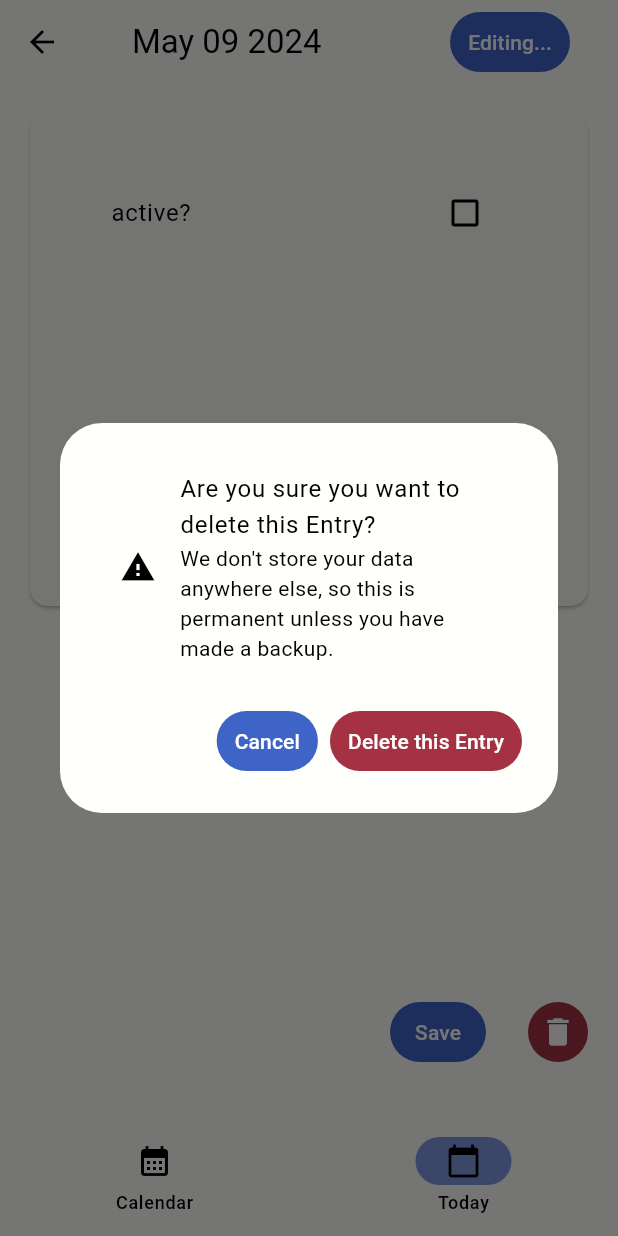
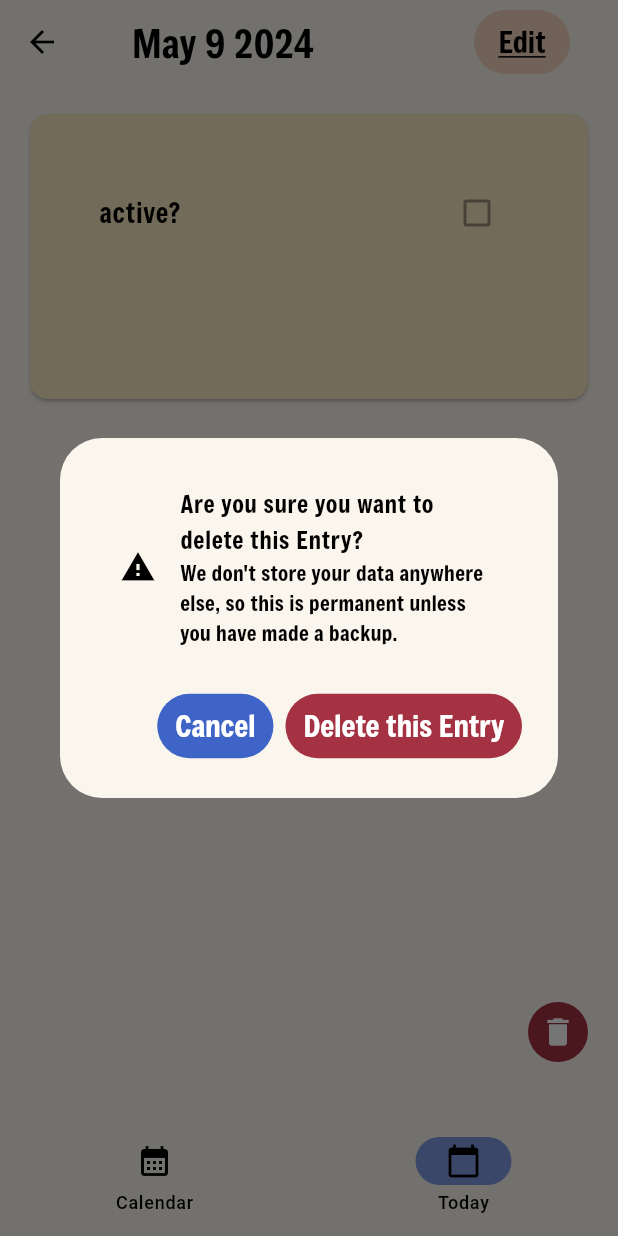
Before and after one commit to jpat64/tadpole, a Flutter app: the screen it shows after launch, item 2 of the bottom bar chosen, after a tap on the "delete" icon, on a phone screen of 412 x 824 dp. Run offline on Flutter 3.47's test engine with Material 3 defaults, Android fonts, the phone set to English and light mode, and no system bars; our stand-ins replace go_router, hive_flutter; accounts and stored records are empty.

Commit message:
added Freeman font, some minor styling changes

```diff
--- a/lib/components/MoonbaseDayButton.dart
+++ b/lib/components/MoonbaseDayButton.dart
@@ -9,14 +9,14 @@ import 'package:moonbase/utils/data/Triple.dart';
 class MoonbaseDayButton extends StatelessWidget {
   final Color textColor;
   final Color backgroundColor;
-  final Color hoverColor;
+  final Color darkerBackgroundColor;
   final Triple<String, DateTime, bool?> data;
 
   const MoonbaseDayButton(
       {super.key,
       required this.textColor,
-      required this.hoverColor,
       required this.backgroundColor,
+      required this.darkerBackgroundColor,
       required this.data});
 
   @override
@@ -24,7 +24,8 @@ class MoonbaseDayButton extends StatelessWidget {
     return TextButton(
       style: TextButton.styleFrom(
         backgroundColor: backgroundColor,
-        shape: const RoundedRectangleBorder(),
+        shape: const RoundedRectangleBorder(
+            borderRadius: BorderRadius.only(topLeft: Radius.circular(15))),
       ),
       onPressed: () {
         context.goNamed("/entry", pathParameters: <String, String>{
@@ -35,9 +36,16 @@ class MoonbaseDayButton extends StatelessWidget {
         mainAxisAlignment: MainAxisAlignment.start,
         crossAxisAlignment: CrossAxisAlignment.center,
         children: [
-          Text(
-            data.first,
-            style: TextStyle(fontSize: 16, color: textColor),
+          Container(
+            decoration: BoxDecoration(
+              border: Border(
+                bottom: BorderSide(color: darkerBackgroundColor, width: 2),
+              ),
+            ),
+            child: Text(
+              data.first,
+              style: TextStyle(fontSize: 16, color: textColor),
+            ),
           ),
           const Spacer(),
           if (data.third != null)
--- a/lib/components/MoonbaseEntryCard.dart
+++ b/lib/components/MoonbaseEntryCard.dart
@@ -28,36 +28,40 @@ class MoonbaseEntryCard extends StatelessWidget {
   @override
   Widget build(BuildContext context) {
     return Card(
-      surfaceTintColor: backgroundColor,
+      color: backgroundColor,
       child: Container(
         padding: const EdgeInsets.all(30),
         child: Column(
           children: [
             Container(
-              padding: const EdgeInsets.all(8),
+              padding: const EdgeInsets.only(top: 8, bottom: 8),
               child: CheckboxListTile(
                 activeColor: accentColor,
                 checkColor: Palette.white,
                 value: initialActive,
                 enabled: editingMode,
                 onChanged: checkboxOnChangedCallback,
-                title: const Text("active?"),
+                title: Text("active?",
+                    style: TextStyle(fontSize: 18, color: textColor)),
               ),
             ),
-            editingMode
-                ? Container(
-                    padding: const EdgeInsets.all(8),
-                    child: TextField(
+            Container(
+              padding: const EdgeInsets.all(16),
+              child: editingMode
+                  ? TextField(
                       decoration: const InputDecoration(
                           helperText: "Enter any notes here."),
                       controller: textEditingController,
                       enabled: editingMode,
+                      cursorColor: accentColor,
+                      cursorErrorColor: Palette.red[500],
                       onChanged: textInputOnChangedCallback,
                       maxLines: 10,
                       minLines: 6,
-                    ),
-                  )
-                : Text(textEditingController.text),
+                    )
+                  : Text(textEditingController.text,
+                      style: TextStyle(fontSize: 18, color: textColor)),
+            ),
           ],
         ),
       ),
--- a/lib/main.dart
+++ b/lib/main.dart
@@ -3,6 +3,7 @@
 import 'package:flutter/material.dart';
 import 'package:moonbase/routes/router.dart';
 import 'package:moonbase/utils/Palette.dart';
+import 'package:moonbase/utils/MoonbaseTheme.dart';
 
 void main() async {
   WidgetsFlutterBinding.ensureInitialized();
@@ -20,7 +21,11 @@ class Moonbase extends StatelessWidget {
   Widget build(BuildContext context) {
     return MaterialApp.router(
       title: 'Flutter Demo',
-      theme: ThemeData(colorScheme: Palette.lightScheme),
+      theme: ThemeData(
+        colorScheme: Palette.lightScheme,
+        textButtonTheme: MoonbaseTheme.textButtonTheme,
+        textTheme: MoonbaseTheme.textTheme,
+      ),
       darkTheme: ThemeData(colorScheme: Palette.darkScheme),
       routerConfig: router,
     );
--- a/lib/screens/CalendarScreen.dart
+++ b/lib/screens/CalendarScreen.dart
@@ -57,11 +57,17 @@ class _CalendarScreenState extends State<CalendarScreen> {
                   return SizedBox(
                     height: MediaQuery.of(context).size.height * 0.025,
                     width: MediaQuery.of(context).size.width * 0.125,
-                    child: Text(
-                      element,
-                      textAlign: TextAlign.center,
-                      style: const TextStyle(
-                          fontWeight: FontWeight.bold, fontSize: 16),
+                    child: Container(
+                      decoration: const BoxDecoration(
+                          border: Border(
+                              bottom:
+                                  BorderSide(color: Palette.black, width: 2))),
+                      child: Text(
+                        element,
+                        textAlign: TextAlign.center,
+                        style: const TextStyle(
+                            fontWeight: FontWeight.bold, fontSize: 16),
+                      ),
                     ),
                   );
                 }).toList(),
@@ -81,8 +87,8 @@ class _CalendarScreenState extends State<CalendarScreen> {
                     child: (subelement.first != "--")
                         ? MoonbaseDayButton(
                             textColor: Palette.black,
-                            backgroundColor: Palette.gray[100]!,
-                            hoverColor: Palette.gray[200]!,
+                            backgroundColor: Palette.tan[100]!,
+                            darkerBackgroundColor: Palette.tan[500]!,
                             data: Triple(
                                 subelement.first,
                                 subelement.last,
@@ -107,9 +113,8 @@ class _CalendarScreenState extends State<CalendarScreen> {
           child: Row(
             mainAxisAlignment: MainAxisAlignment.spaceBetween,
             children: [
-              Text(
-                monthYear.format(relevantDateTime!),
-              ),
+              Text(monthYear.format(relevantDateTime!),
+                  style: const TextStyle(fontFamily: "Freeman")),
             ],
           ),
         ),
--- a/lib/screens/EntryScreen.dart
+++ b/lib/screens/EntryScreen.dart
@@ -29,7 +29,7 @@ class EntryScreen extends StatefulWidget {
 class _EntryScreenState extends State<EntryScreen> {
   DateTime? relevantDateTime;
 
-  DateFormat dayMonthYear = DateFormat("MMMM dd yyyy");
+  DateFormat dayMonthYear = DateFormat("MMMM d yyyy");
 
   late bool isActive;
   late final int epochDate;
@@ -38,6 +38,7 @@ class _EntryScreenState extends State<EntryScreen> {
 
   bool editingMode = false;
   bool loaded = false;
+  bool didAnythingChange = false;
 
   @override
   void initState() {
@@ -56,7 +57,6 @@ class _EntryScreenState extends State<EntryScreen> {
     }
     setState(() {
       if (relevantEntry == null) {
-        editingMode = true;
         isActive = false;
         notes = "";
         notesTextController.text = "";
@@ -96,8 +96,9 @@ class _EntryScreenState extends State<EntryScreen> {
                     style: TextButton.styleFrom(
                         foregroundColor:
                             editingMode ? Palette.white : Palette.black,
-                        backgroundColor:
-                            editingMode ? Palette.blue[500] : null),
+                        backgroundColor: editingMode
+                            ? Palette.blue[500]
+                            : Palette.orange[100]!),
                     child: Text(editingMode ? "Editing..." : "Edit",
                         style: !editingMode
                             ? const TextStyle(
@@ -118,18 +119,20 @@ class _EntryScreenState extends State<EntryScreen> {
                 ? Column(children: [
                     MoonbaseEntryCard(
                         textColor: Palette.black,
-                        backgroundColor: Palette.gray[100]!,
+                        backgroundColor: Palette.tan[100]!,
                         accentColor: Palette.blue[500]!,
                         editingMode: editingMode,
                         initialActive: isActive,
                         textEditingController: notesTextController,
                         checkboxOnChangedCallback: (value) {
                           setState(() {
+                            didAnythingChange = true;
                             isActive = value ?? false;
                           });
                         },
                         textInputOnChangedCallback: (value) {
                           setState(() {
+                            didAnythingChange = true;
                             notes = value;
                           });
                         }),
@@ -140,6 +143,7 @@ class _EntryScreenState extends State<EntryScreen> {
                       child: Row(
                           mainAxisAlignment: MainAxisAlignment.end,
                           children: [
+                            if (didAnythingChange)
                               TextButton(
                                   style: TextButton.styleFrom(
                                       backgroundColor: Palette.blue[500]),
@@ -156,6 +160,7 @@ class _EntryScreenState extends State<EntryScreen> {
                                       setState(() {
                                         loaded = false;
                                         editingMode = false;
+                                        didAnythingChange = false;
                                       });
                                     } else {
                                       Logger.warning(
@@ -207,8 +212,9 @@ class _EntryScreenState extends State<EntryScreen> {
                                                             DailyEntry
                                                                 .generateId(
                                                                     epochDate));
-                                                    if (!context.mounted)
+                                                    if (!context.mounted) {
                                                       return;
+                                                    }
                                                     context.pop();
                                                     Logger.info(
                                                         "Deleting entry E$epochDate: $success, proof: ${instance.getDailyEntry(epochDate)}");
--- /dev/null
+++ b/lib/utils/MoonbaseTheme.dart
@@ -0,0 +1,26 @@
+// ignore_for_file: file_names
+
+import 'package:flutter/material.dart';
+
+class MoonbaseTheme {
+  static TextButtonThemeData textButtonTheme = TextButtonThemeData(
+      style: TextButton.styleFrom(textStyle: withFontSize(20)));
+
+  static TextTheme textTheme = TextTheme(
+    displayLarge: textStyle,
+    displayMedium: textStyle,
+    displaySmall: textStyle,
+    bodyMedium: textStyle,
+    bodySmall: textStyle,
+    bodyLarge: textStyle,
+    titleLarge: withFontSize(26),
+    titleMedium: textStyle,
+    titleSmall: textStyle,
+  );
+
+  static const TextStyle textStyle = TextStyle(fontFamily: "Freeman");
+
+  static TextStyle withFontSize(double fontSize) {
+    return TextStyle(fontFamily: "Freeman", fontSize: fontSize);
+  }
+}
--- a/lib/utils/Palette.dart
+++ b/lib/utils/Palette.dart
@@ -5,13 +5,13 @@ import 'package:flutter/material.dart';
 class Palette {
   static ColorScheme lightScheme = ColorScheme(
     brightness: Brightness.light,
-    background: gray[50]!,
+    background: tan[50]!,
     onBackground: black,
     primary: tan[700]!,
     onPrimary: black,
     secondary: blue[300]!,
     onSecondary: black,
-    surface: gray[50]!,
+    surface: tan[50]!,
     onSurface: black,
     error: red[400]!,
     onError: black,
--- a/pubspec.yaml
+++ b/pubspec.yaml
@@ -26,3 +26,8 @@ dev_dependencies:
 
 flutter:
   uses-material-design: true
+  generate: true
+  fonts:
+    - family: Freeman
+      fonts:
+        - asset: assets/fonts/Freeman-Regular.ttf
```
Also changed, not shown: assets/fonts/Freeman-Regular.ttf (added). Lines whose indentation alone changed are shown as unchanged.
